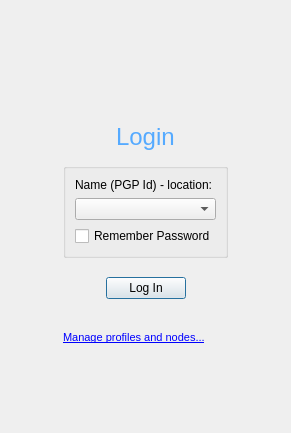
Old version of the form retroshare-gui/src/gui/StartDialog.ui in the repository RetroShare/RetroShare.
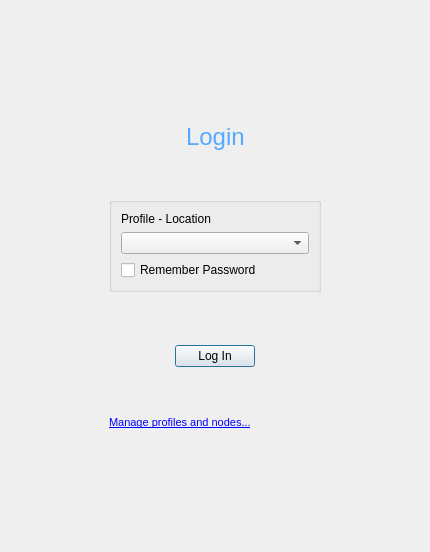
New version of the form. Icons and pictures are not drawn. Custom widgets are drawn as their Qt base class.

Commit message: improved passphrase window

```diff
--- a/retroshare-gui/src/gui/StartDialog.ui
+++ b/retroshare-gui/src/gui/StartDialog.ui
@@ -6,8 +6,8 @@
    <rect>
     <x>0</x>
     <y>0</y>
-    <width>291</width>
-    <height>433</height>
+    <width>430</width>
+    <height>552</height>
    </rect>
   </property>
   <property name="windowTitle">
@@ -220,7 +220,7 @@
         <item>
          <widget class="QLabel" name="label_3">
           <property name="text">
-           <string>Name (PGP Id) - location:</string>
+           <string>Profile - Location</string>
           </property>
          </widget>
         </item>
```
The commit also changes 1 other file.
